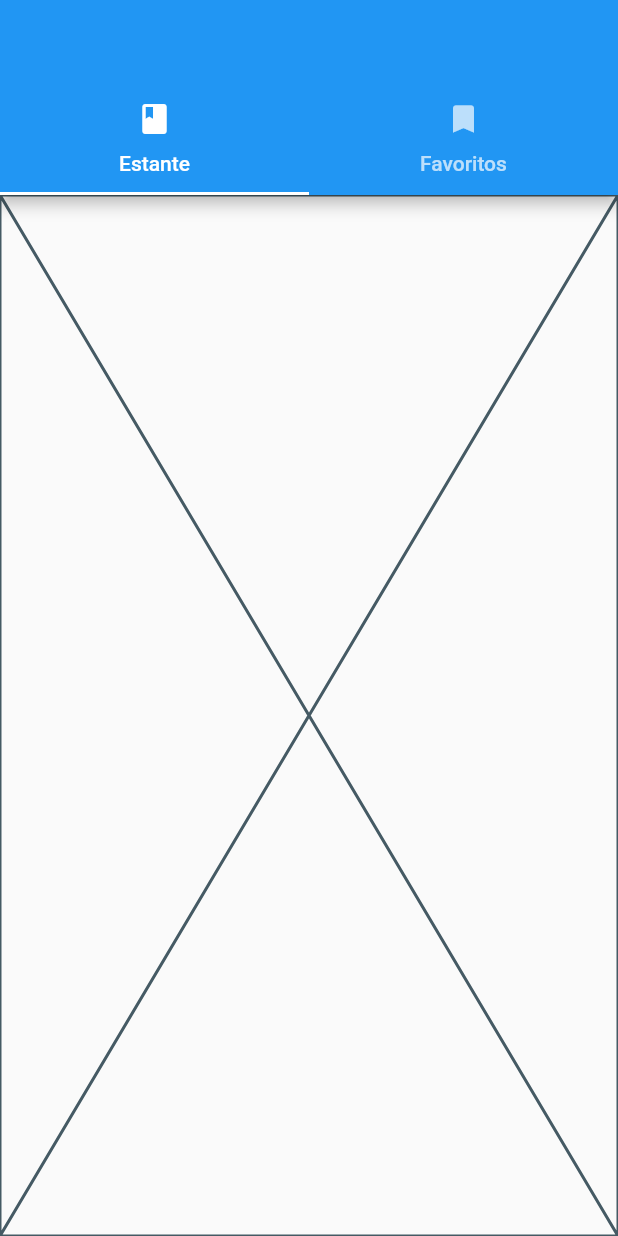
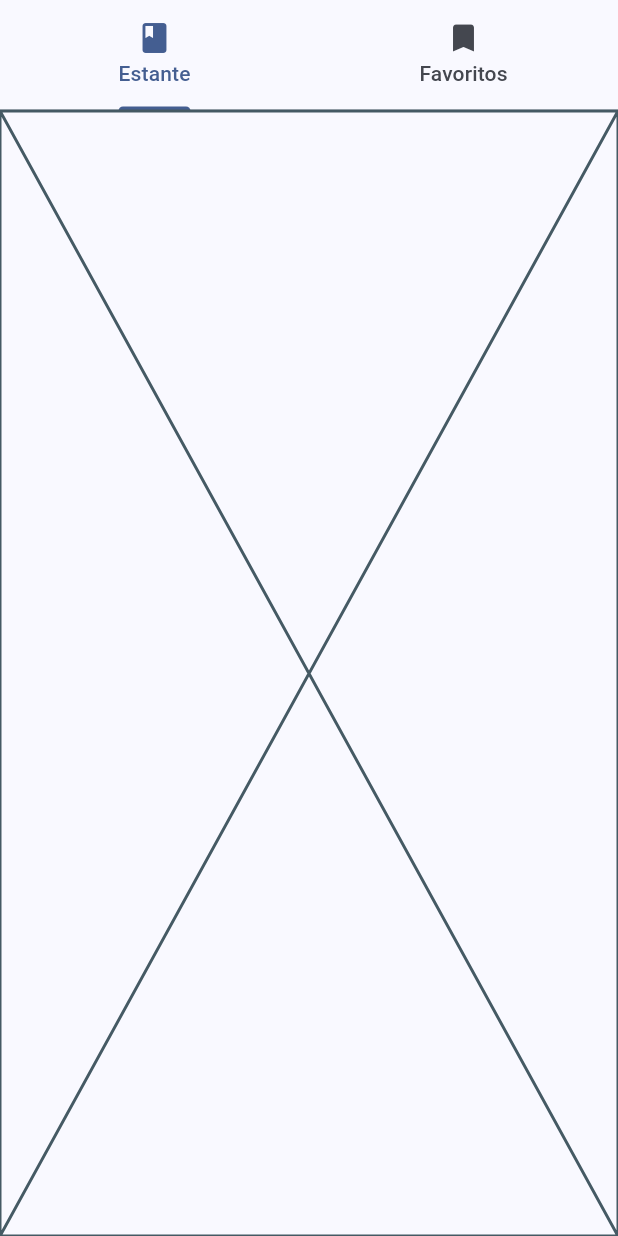
Before and after one commit to julianojstavares/ebook_reader, a Flutter app: the screen it shows after launch, on a phone screen of 412 x 824 dp. Run offline on Flutter 3.47's test engine with Material 2 defaults, Android fonts, the phone set to English and light mode, and no system bars; our stand-ins replace auto_route.

Commit message:
Adding theme

```diff
--- a/lib/features/home/presentation/page/home.dart
+++ b/lib/features/home/presentation/page/home.dart
@@ -4,7 +4,7 @@ import 'package:flutter/material.dart';
 
 @RoutePage()
 class HomePage extends StatelessWidget {
-  const HomePage({super.key});
+  const HomePage({Key? key}) : super(key: key);
 
   @override
   Widget build(BuildContext context) {
@@ -14,17 +14,30 @@ class HomePage extends StatelessWidget {
         FavoritesTab(),
       ],
       builder: (context, child, controller) {
-        return Scaffold(
-          appBar: AppBar(
-            bottom: TabBar(
-              controller: controller,
-              tabs: const [
-                Tab(text: 'Estante', icon: Icon(Icons.book)),
-                Tab(text: 'Favoritos', icon: Icon(Icons.bookmark)),
-              ],
+        return Theme(
+          data: ThemeData(
+            useMaterial3: true,
+            colorScheme: ColorScheme.fromSeed(
+              seedColor: Colors.blueAccent,
+              brightness: Brightness.light,
             ),
           ),
-          body: child,
+          child: SafeArea(
+            child: Scaffold(
+              body: Column(
+                children: [
+                  TabBar(
+                    controller: controller,
+                    tabs: const [
+                      Tab(text: 'Estante', icon: Icon(Icons.book)),
+                      Tab(text: 'Favoritos', icon: Icon(Icons.bookmark)),
+                    ],
+                  ),
+                  Expanded(child: child),
+                ],
+              ),
+            ),
+          ),
         );
       },
     );
```
